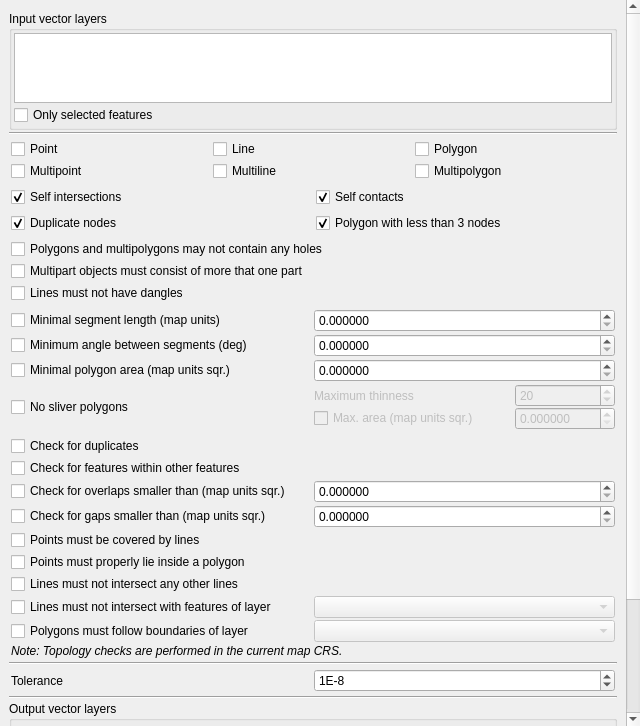
Before: the Qt Designer form src/plugins/geometry_checker/qgsgeometrycheckersetuptab.ui in qgis/QGIS, drawn with Qt 5.
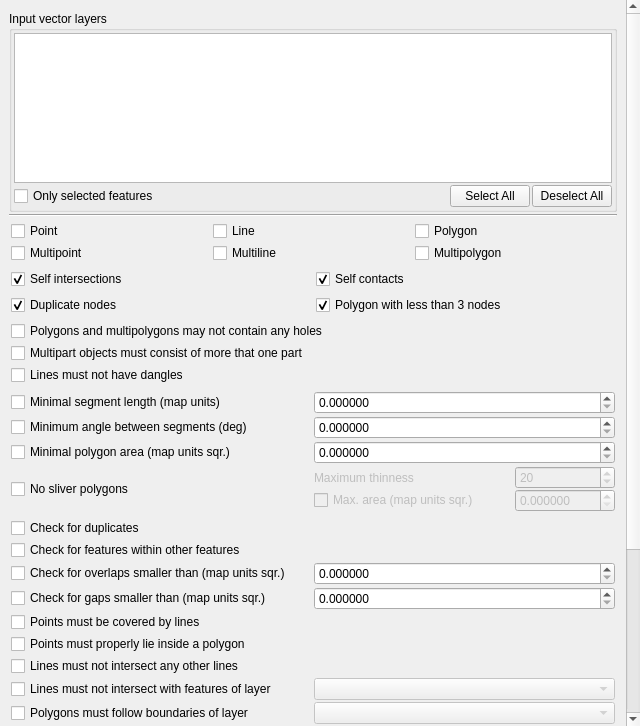
After: the same form once the commit is applied. Icons and pictures are not drawn. Custom widgets are drawn as their Qt base class.

Commit message: Added buttons to select-deselect all layers in check geometries

```diff
--- a/src/plugins/geometry_checker/qgsgeometrycheckersetuptab.ui
+++ b/src/plugins/geometry_checker/qgsgeometrycheckersetuptab.ui
@@ -90,15 +90,53 @@
               <number>2</number>
              </property>
              <item>
-              <widget class="QListWidget" name="listWidgetInputLayers"/>
-             </item>
-             <item>
-              <widget class="QCheckBox" name="checkBoxInputSelectedOnly">
-               <property name="text">
-                <string>Only selected features</string>
+              <widget class="QListWidget" name="listWidgetInputLayers">
+               <property name="minimumSize">
+                <size>
+                 <width>0</width>
+                 <height>150</height>
+                </size>
                </property>
               </widget>
              </item>
+             <item>
+              <layout class="QHBoxLayout" name="horizontalLayout_2">
+               <item>
+                <widget class="QCheckBox" name="checkBoxInputSelectedOnly">
+                 <property name="text">
+                  <string>Only selected features</string>
+                 </property>
+                </widget>
+               </item>
+               <item>
+                <spacer name="horizontalSpacer">
+                 <property name="orientation">
+                  <enum>Qt::Horizontal</enum>
+                 </property>
+                 <property name="sizeHint" stdset="0">
+                  <size>
+                   <width>40</width>
+                   <height>20</height>
+                  </size>
+                 </property>
+                </spacer>
+               </item>
+               <item>
+                <widget class="QPushButton" name="pushButtonSelectAllLayers">
+                 <property name="text">
+                  <string>Select All</string>
+                 </property>
+                </widget>
+               </item>
+               <item>
+                <widget class="QPushButton" name="pushButtonDeselectAllLayers">
+                 <property name="text">
+                  <string>Deselect All</string>
+                 </property>
+                </widget>
+               </item>
+              </layout>
+             </item>
             </layout>
            </widget>
           </item>
```
The commit also changes 2 other files.
